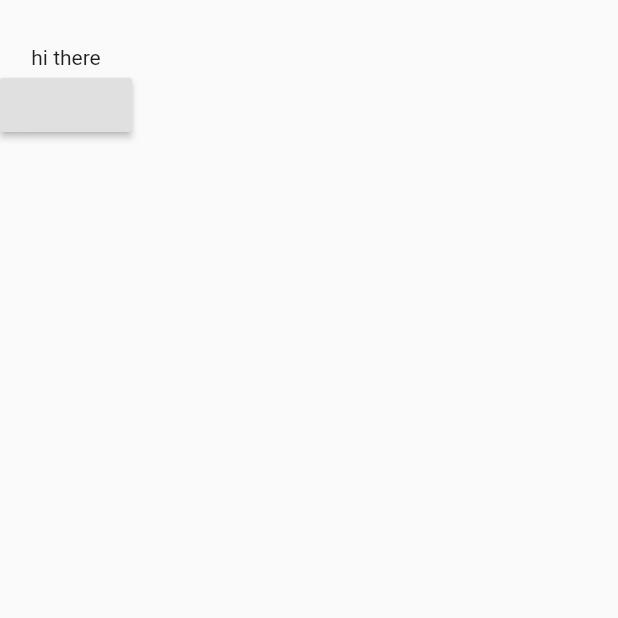
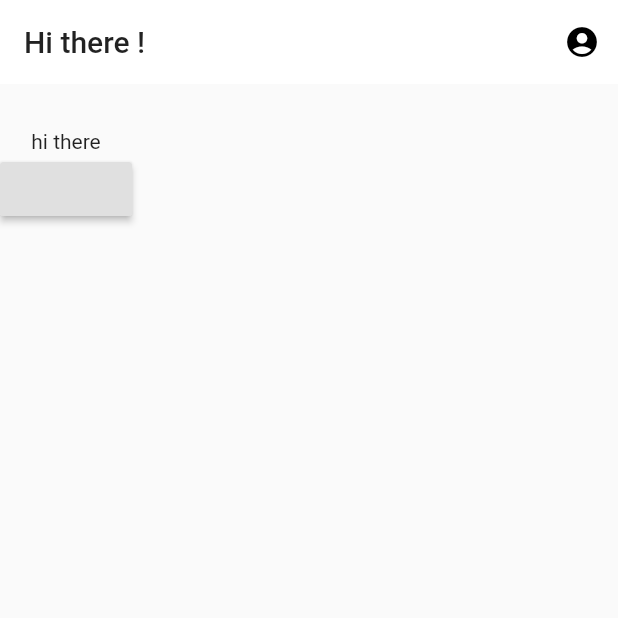
Before and after one commit to xenomech/DocSpot, a Flutter app: the screen it shows once a user with an empty profile is signed in, on a phone screen of 412 x 824 dp, the top half of it. Run offline on Flutter 3.47's test engine with Material 2 defaults, Android fonts, the phone set to English and light mode, and no system bars; our stand-ins replace cloud_firestore, firebase_auth, flutter_spinkit; accounts and stored records are empty.

Commit message:
tryout ui

```diff
--- a/lib/Screens/Home/Home.dart
+++ b/lib/Screens/Home/Home.dart
@@ -14,6 +14,19 @@ class _HomeState extends State<Home> {
   @override
   Widget build(BuildContext context) {
     return Scaffold(
+        appBar: new AppBar(
+          title: Text("Hi there !"),
+          elevation: 0,
+          backgroundColor: Colors.white,
+          actions: <Widget>[
+            IconButton(
+              icon: Icon(Icons.account_circle),
+              onPressed: () {
+                _auth.signout();
+              },
+            )
+          ],
+        ),
         body: Column(
           children: <Widget>[
             SizedBox(
@@ -22,8 +35,9 @@ class _HomeState extends State<Home> {
             Text(_bookedtime),
             RaisedButton(
               onPressed: () {
-            showTimePicker(context: context, initialTime: TimeOfDay.now()).then(
-                (value) => {setState(() => _bookedtime = value.toString())});
+                showTimePicker(context: context, initialTime: TimeOfDay.now())
+                    .then((value) =>
+                        {setState(() => _bookedtime = value.toString())});
               },
             )
           ],
```
Lines whose indentation alone changed are shown as unchanged.
